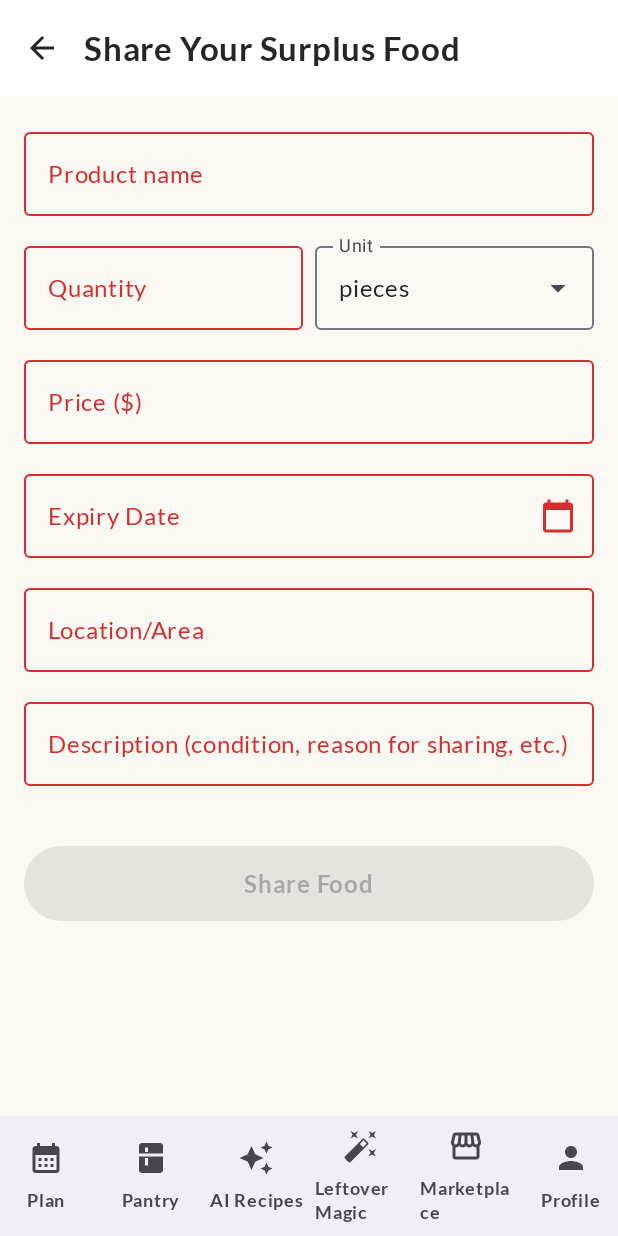
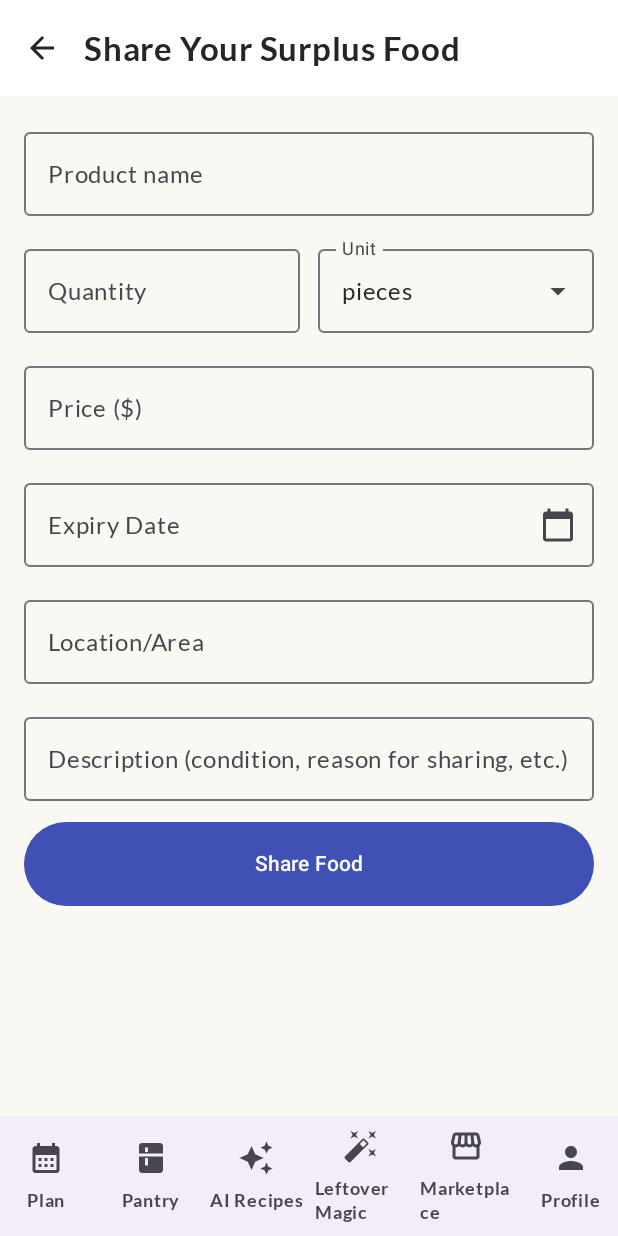
Before and after one commit to bipinsubedi4/Ecofood-Android, an Android app built with Jetpack Compose: the AddMarketplaceItemScreen screen opened through its navigation route, on a phone screen of 412 x 824 dp. Run offline under Robolectric (Android 15) with nearby library versions, the phone set to English and light mode, and no system bars; our stand-ins replace Firebase (no records; nobody signed in at launch, a user with empty details on screens opened directly), Room's generated code; Roboto replaces fonts that are not available here.

Commit message:
Fix the validation in marketplace screen

```diff
--- a/app/src/main/java/com/bipin080/ecofood/data/MarketplaceDatabase.kt
+++ b/app/src/main/java/com/bipin080/ecofood/data/MarketplaceDatabase.kt
@@ -8,7 +8,7 @@ import androidx.room.TypeConverters
 
 @Database(
     entities = [MarketplaceItem::class],
-    version = 5,  // <-- bump version to avoid migration crash
+    version = 6,  // <-- bump version to avoid migration crash
     exportSchema = false
 )
 @TypeConverters(MarketplaceConverters::class)
--- a/app/src/main/java/com/bipin080/ecofood/data/MarketplaceItem.kt
+++ b/app/src/main/java/com/bipin080/ecofood/data/MarketplaceItem.kt
@@ -11,10 +11,10 @@ import java.util.UUID
 data class MarketplaceItem(
     @PrimaryKey val id: UUID = UUID.randomUUID(),
     val name: String = "",
-    val quantity: String = "",
+    val quantity: Int = 0,
     val unit: String = "",
     val price: Double = 0.0,
-    val expiryDate: Date? = null,
+    val expiryDate: String? = null,
     val location: String = "",
     val description: String = "",
     val imageUrl: String? = null,
--- a/app/src/main/java/com/bipin080/ecofood/ui/theme/AddMarketplaceItemScreen.kt
+++ b/app/src/main/java/com/bipin080/ecofood/ui/theme/AddMarketplaceItemScreen.kt
@@ -1,30 +1,85 @@
 package com.bipin080.ecofood.ui.theme
 
+import android.R
+import android.app.DatePickerDialog
+import android.widget.Toast
 import androidx.compose.foundation.layout.*
-import androidx.compose.foundation.rememberScrollState
-import androidx.compose.foundation.verticalScroll
+import androidx.compose.foundation.text.KeyboardOptions
 import androidx.compose.material.icons.Icons
 import androidx.compose.material.icons.filled.ArrowBack
 import androidx.compose.material.icons.filled.CalendarToday
-import androidx.compose.material3.*
+import androidx.compose.material3.Button
+import androidx.compose.material3.DropdownMenuItem
+import androidx.compose.material3.ExperimentalMaterial3Api
+import androidx.compose.material3.Icon
+import androidx.compose.material3.IconButton
+import androidx.compose.material3.OutlinedTextField
+import androidx.compose.material3.SmallTopAppBar
+import androidx.compose.material3.Text
+import androidx.compose.material3.ExposedDropdownMenuBox
+import androidx.compose.material3.ExposedDropdownMenuDefaults
+import androidx.compose.material3.Scaffold
 import androidx.compose.runtime.*
+import androidx.compose.ui.Alignment
 import androidx.compose.ui.Modifier
-import androidx.compose.ui.text.font.FontWeight
+import androidx.compose.ui.platform.LocalContext
+import androidx.compose.ui.text.input.KeyboardType
 import androidx.compose.ui.unit.dp
-import com.bipin080.ecofood.data.MarketplaceItem
+import androidx.lifecycle.viewmodel.compose.viewModel
 import com.bipin080.ecofood.viewmodel.MarketplaceViewModel
 import java.text.SimpleDateFormat
-import java.util.*
+import java.util.Calendar
+import java.util.Locale
+import com.bipin080.ecofood.data.MarketplaceItem
+
 
 @OptIn(ExperimentalMaterial3Api::class)
 @Composable
 fun AddMarketplaceItemScreen(
-    marketplaceViewModel: MarketplaceViewModel,
+    marketplaceViewModel: MarketplaceViewModel = viewModel(),
     onNavigateBack: () -> Unit
 ) {
+    var name by remember { mutableStateOf("") }
+    var quantity by remember { mutableStateOf("") }
+    var unit by remember { mutableStateOf("pieces") }
+    var price by remember { mutableStateOf("") }
+    var expiryDate by remember { mutableStateOf("") }
+    var location by remember { mutableStateOf("") }
+    var description by remember { mutableStateOf("") }
+
+    var showErrors by remember { mutableStateOf(false) }
+
+    val context = LocalContext.current
+
+    /** DATE PICKER FUNCTION **/
+    fun pickDate() {
+        val today = Calendar.getInstance()
+        val datePicker = DatePickerDialog(
+            context,
+            { _, y, m, d ->
+                val selected = Calendar.getInstance()
+                selected.set(y, m, d)
+
+                // BLOCK old dates
+                if (selected.before(today)) {
+                    Toast.makeText(context, "Expiry date cannot be in the past", Toast.LENGTH_SHORT).show()
+                    return@DatePickerDialog
+                }
+
+                val format = SimpleDateFormat("dd MMM yyyy", Locale.getDefault())
+                expiryDate = format.format(selected.time)
+            },
+            today.get(Calendar.YEAR),
+            today.get(Calendar.MONTH),
+            today.get(Calendar.DAY_OF_MONTH)
+        )
+        datePicker.datePicker.minDate = today.timeInMillis
+        datePicker.show()
+    }
+
     Scaffold(
         topBar = {
-            TopAppBar(
+            SmallTopAppBar(
                 title = { Text("Share Your Surplus Food") },
                 navigationIcon = {
                     IconButton(onClick = onNavigateBack) {
@@ -33,99 +88,158 @@ fun AddMarketplaceItemScreen(
                 }
             )
         }
-    ) { paddingValues ->
-        ShareFoodForm(
-            modifier = Modifier.padding(paddingValues),
-            onShareFood = { newItem ->
-                marketplaceViewModel.addItem(newItem)
-                onNavigateBack()
+    ) { padding ->
+
+        Column(
+            modifier = Modifier
+                .padding(padding)
+                .padding(16.dp)
+                .fillMaxWidth(),
+            verticalArrangement = Arrangement.spacedBy(14.dp)
+        ) {
+
+            // PRODUCT NAME
+            OutlinedTextField(
+                value = name,
+                onValueChange = { name = it },
+                label = { Text("Product name") },
+                isError = showErrors && name.isBlank(),
+                modifier = Modifier.fillMaxWidth()
+            )
+
+            // QUANTITY + UNIT ROW
+            Row(
+                verticalAlignment = Alignment.CenterVertically,
+                horizontalArrangement = Arrangement.spacedBy(12.dp)
+            ) {
+                OutlinedTextField(
+                    value = quantity,
+                    onValueChange = { quantity = it },
+                    label = { Text("Quantity") },
+                    keyboardOptions = KeyboardOptions(keyboardType = KeyboardType.Number),
+                    isError = showErrors && quantity.isBlank(),
+                    modifier = Modifier.weight(1f)
+                )
+
+                /** UNIT DROPDOWN **/
+                var unitExpanded by remember { mutableStateOf(false) }
+                val unitOptions = listOf("pieces", "kg", "g", "ml", "L")
+
+                ExposedDropdownMenuBox(
+                    expanded = unitExpanded,
+                    onExpandedChange = { unitExpanded = it },
+                    modifier = Modifier.weight(1f)
+                ) {
+                    OutlinedTextField(
+                        value = unit,
+                        onValueChange = {},
+                        readOnly = true,
+                        label = { Text("Unit") },
+                        trailingIcon = {
+                            ExposedDropdownMenuDefaults.TrailingIcon(expanded = unitExpanded)
+                        },
+                        modifier = Modifier
+                            .menuAnchor()
+                            .fillMaxWidth()
+                    )
+
+                    ExposedDropdownMenu(
+                        expanded = unitExpanded,
+                        onDismissRequest = { unitExpanded = false }
+                    ) {
+                        unitOptions.forEach { option ->
+                            DropdownMenuItem(
+                                text = { Text(option) },
+                                onClick = {
+                                    unit = option
+                                    unitExpanded = false
+                                }
+                            )
+                        }
+                    }
+                }
+
             }
-        )
-    }
-}
 
-@OptIn(ExperimentalMaterial3Api::class)
-@Composable
-fun ShareFoodForm(modifier: Modifier = Modifier, onShareFood: (MarketplaceItem) -> Unit) {
-    var name by remember { mutableStateOf("") }
-    var quantity by remember { mutableStateOf("") }
-    var unit by remember { mutableStateOf("pieces") }
-    var price by remember { mutableStateOf("") }
-    var expiryDate by remember { mutableStateOf<Date?>(null) }
-    var location by remember { mutableStateOf("") }
-    var description by remember { mutableStateOf("") }
-    var isUnitDropdownExpanded by remember { mutableStateOf(false) }
-    val units = listOf("pieces", "litre", "kg", "g", "ml")
-    val showDatePicker = remember { mutableStateOf(false) }
-    val dateFormat = SimpleDateFormat("dd/MM/yyyy", Locale.getDefault())
+            // PRICE
+            OutlinedTextField(
+                value = price,
+                onValueChange = { price = it },
+                label = { Text("Price ($)") },
+                keyboardOptions = KeyboardOptions(keyboardType = KeyboardType.Number),
+                isError = showErrors && price.isBlank(),
+                modifier = Modifier.fillMaxWidth()
+            )
 
-    val isFormValid by remember(name, quantity, price, expiryDate, location, description) {
-        mutableStateOf(
-            name.isNotBlank() && quantity.isNotBlank() && price.isNotBlank() &&
-            expiryDate != null && location.isNotBlank() && description.isNotBlank()
-        )
-    }
+            // EXPIRY DATE
+            OutlinedTextField(
+                value = expiryDate,
+                onValueChange = {},
+                readOnly = true,
+                label = { Text("Expiry Date") },
+                trailingIcon = {
+                    IconButton(onClick = { pickDate() }) {
+                        Icon(Icons.Default.CalendarToday, contentDescription = "Pick Date")
+                    }
+                },
+                isError = showErrors && expiryDate.isBlank(),
+                modifier = Modifier.fillMaxWidth()
+            )
 
-    Column(
-        modifier = modifier
-            .fillMaxSize()
-            .padding(16.dp)
-            .verticalScroll(rememberScrollState()),
-        verticalArrangement = Arrangement.spacedBy(12.dp)
-    ) {
-        OutlinedTextField(value = name, onValueChange = { name = it }, label = { Text("Product name") }, modifier = Modifier.fillMaxWidth(), isError = name.isBlank())
-        Row(horizontalArrangement = Arrangement.spacedBy(8.dp)) {
-            OutlinedTextField(value = quantity, onValueChange = { quantity = it }, label = { Text("Quantity") }, modifier = Modifier.weight(1f), isError = quantity.isBlank())
-            ExposedDropdownMenuBox(expanded = isUnitDropdownExpanded, onExpandedChange = { isUnitDropdownExpanded = !isUnitDropdownExpanded }, modifier = Modifier.weight(1f)) {
-                OutlinedTextField(value = unit, onValueChange = {}, label = { Text("Unit") }, readOnly = true, trailingIcon = { ExposedDropdownMenuDefaults.TrailingIcon(expanded = isUnitDropdownExpanded) }, modifier = Modifier.menuAnchor())
-                ExposedDropdownMenu(expanded = isUnitDropdownExpanded, onDismissRequest = { isUnitDropdownExpanded = false }) {
-                    units.forEach { DropdownMenuItem(text = { Text(it) }, onClick = { unit = it; isUnitDropdownExpanded = false }) }
-                }
+            // LOCATION
+            OutlinedTextField(
+                value = location,
+                onValueChange = { location = it },
+                label = { Text("Location/Area") },
+                isError = showErrors && location.isBlank(),
+                modifier = Modifier.fillMaxWidth()
+            )
+
+            // DESCRIPTION
+            OutlinedTextField(
+                value = description,
+                onValueChange = { description = it },
+                label = { Text("Description (condition, reason for sharing, etc.)") },
+                modifier = Modifier.fillMaxWidth(),
+                maxLines = 3
+            )
+
+            // BUTTON
+            Button(
+                onClick = {
+                    if (name.isBlank() || quantity.isBlank() || price.isBlank() ||
+                        expiryDate.isBlank() || location.isBlank()
+                    ) {
+                        showErrors = true
+                        return@Button
+                    }
+
+                    // SAFE PARSING
+                    val qty = quantity.toIntOrNull() ?: 0
+                    val priceVal = price.toDoubleOrNull() ?: 0.0
+
+                    val expiry = expiryDate
+                    val item = MarketplaceItem(
+                        name = name,
+                        quantity = qty,
+                        unit = unit,
+                        price = priceVal,
+                        expiryDate = expiry,
+                        location = location,
+                        description = description
+                    )
+
+                    marketplaceViewModel.addItem(item)
+
+
+                    onNavigateBack()
+                },
+                modifier = Modifier
+                    .fillMaxWidth()
+                    .height(56.dp)
+            ) {
+                Text("Share Food")
             }
-        }
-        OutlinedTextField(value = price, onValueChange = { price = it }, label = { Text("Price ($)") }, modifier = Modifier.fillMaxWidth(), isError = price.isBlank())
-        OutlinedTextField(value = expiryDate?.let { dateFormat.format(it) } ?: "", onValueChange = {}, label = { Text("Expiry Date") }, readOnly = true, trailingIcon = { IconButton(onClick = { showDatePicker.value = true }) { Icon(Icons.Default.CalendarToday, contentDescription = null) } }, modifier = Modifier.fillMaxWidth(), isError = expiryDate == null)
-        OutlinedTextField(value = location, onValueChange = { location = it }, label = { Text("Location/Area") }, modifier = Modifier.fillMaxWidth(), isError = location.isBlank())
-        OutlinedTextField(value = description, onValueChange = { description = it }, label = { Text("Description (condition, reason for sharing, etc.)") }, modifier = Modifier.fillMaxWidth(), maxLines = 4, isError = description.isBlank())
-
-        Spacer(modifier = Modifier.height(16.dp))
-
-        Button(
-            onClick = {
-                val newItem = MarketplaceItem(
-                    name = name,
-                    quantity = quantity,
-                    unit = unit,
-                    price = price.toDoubleOrNull() ?: 0.0,
-                    expiryDate = expiryDate!!,
-                    location = location,
-                    description = description
-                )
-                onShareFood(newItem)
-            },
-            modifier = Modifier.fillMaxWidth().height(50.dp),
-            enabled = isFormValid
-        ) {
-            Text("Share Food", style = MaterialTheme.typography.bodyLarge, fontWeight = FontWeight.Bold)
-        }
-    }
-
-    if (showDatePicker.value) {
-        val datePickerState = rememberDatePickerState(initialSelectedDateMillis = System.currentTimeMillis())
-        DatePickerDialog(
-            onDismissRequest = { showDatePicker.value = false },
-            confirmButton = {
-                TextButton(
-                    onClick = {
-                        datePickerState.selectedDateMillis?.let { expiryDate = Date(it) }
-                        showDatePicker.value = false
-                    },
-                    enabled = (datePickerState.selectedDateMillis ?: 0) > System.currentTimeMillis()
-                ) { Text("OK") }
-            },
-            dismissButton = { TextButton(onClick = { showDatePicker.value = false }) { Text("Cancel") } }
-        ) {
-            DatePicker(state = datePickerState)
         }
     }
 }
```
Also changed, not shown: app/src/main/java/com/bipin080/ecofood/data/FakeMarketplace.kt (deleted, +0 -31 lines), app/src/main/java/com/bipin080/ecofood/data/Fakes.kt (deleted, +0 -13 lines), app/src/main/java/com/bipin080/ecofood/marketplace/MarketplaceItem.kt (deleted, +0 -14 lines), app/src/main/java/com/bipin080/ecofood/marketplace/MarketplaceViewModel.kt (+32 -31 lines), app/src/main/java/com/bipin080/ecofood/ui/theme/MarketplaceScreen.kt (+97 -16 lines), app/src/main/java/com/bipin080/ecofood/ui/theme/ShareScreen.kt (deleted, +0 -60 lines).
